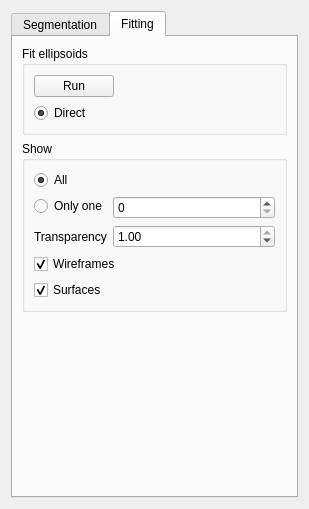
Before: the Qt Designer form ui/qG3PointDialog.ui in p-leroy/qG3Point, drawn with Qt 5.
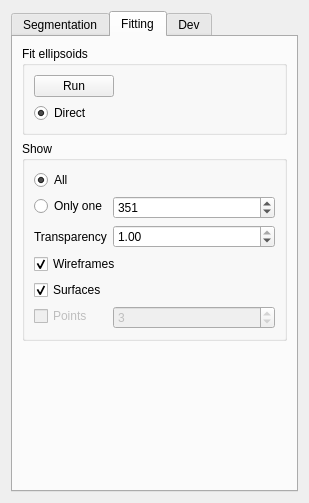
After: the same form once the commit is applied.

Commit message:
highlight the points of one single grain, dialog improvement
drawSurfaces, drawLines, drawPoints, setGLPointSize parameters

```diff
--- a/ui/qG3PointDialog.ui
+++ b/ui/qG3PointDialog.ui
@@ -7,7 +7,7 @@
     <x>0</x>
     <y>0</y>
     <width>303</width>
-    <height>509</height>
+    <height>503</height>
    </rect>
   </property>
   <property name="windowTitle">
@@ -275,7 +275,14 @@
            </widget>
           </item>
           <item row="1" column="1">
-           <widget class="QSpinBox" name="spinBoxOnlyOne"/>
+           <widget class="QSpinBox" name="spinBoxOnlyOne">
+            <property name="maximum">
+             <number>1000</number>
+            </property>
+            <property name="value">
+             <number>351</number>
+            </property>
+           </widget>
           </item>
           <item row="2" column="0">
            <widget class="QLabel" name="label_8">
@@ -317,6 +324,29 @@
             </property>
            </widget>
           </item>
+          <item row="5" column="0">
+           <widget class="QCheckBox" name="checkBoxPoints">
+            <property name="enabled">
+             <bool>false</bool>
+            </property>
+            <property name="text">
+             <string>Points</string>
+            </property>
+           </widget>
+          </item>
+          <item row="5" column="1">
+           <widget class="QSpinBox" name="spinBoxGLPointSize">
+            <property name="enabled">
+             <bool>false</bool>
+            </property>
+            <property name="maximum">
+             <number>16</number>
+            </property>
+            <property name="value">
+             <number>3</number>
+            </property>
+           </widget>
+          </item>
          </layout>
         </widget>
        </item>
@@ -335,6 +365,30 @@
        </item>
       </layout>
      </widget>
+     <widget class="QWidget" name="tab_3">
+      <attribute name="title">
+       <string>Dev</string>
+      </attribute>
+      <layout class="QFormLayout" name="formLayout_4">
+       <item row="0" column="0">
+        <widget class="QRadioButton" name="radioButtonG3Point">
+         <property name="text">
+          <string>G3Point</string>
+         </property>
+         <property name="checked">
+          <bool>true</bool>
+         </property>
+        </widget>
+       </item>
+       <item row="0" column="1">
+        <widget class="QRadioButton" name="radioButtonSteepestSlope">
+         <property name="text">
+          <string>steepest slope</string>
+         </property>
+        </widget>
+       </item>
+      </layout>
+     </widget>
     </widget>
    </item>
   </layout>
```
Left out of the diff: 16 changed lines with no effect on the pictures. The commit also changes 7 other files.
